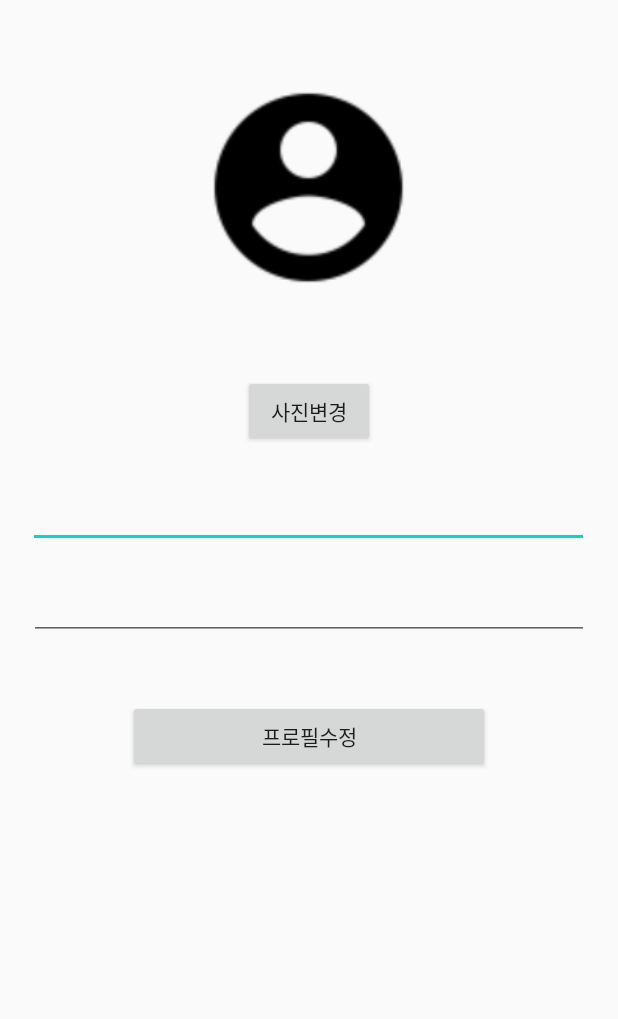
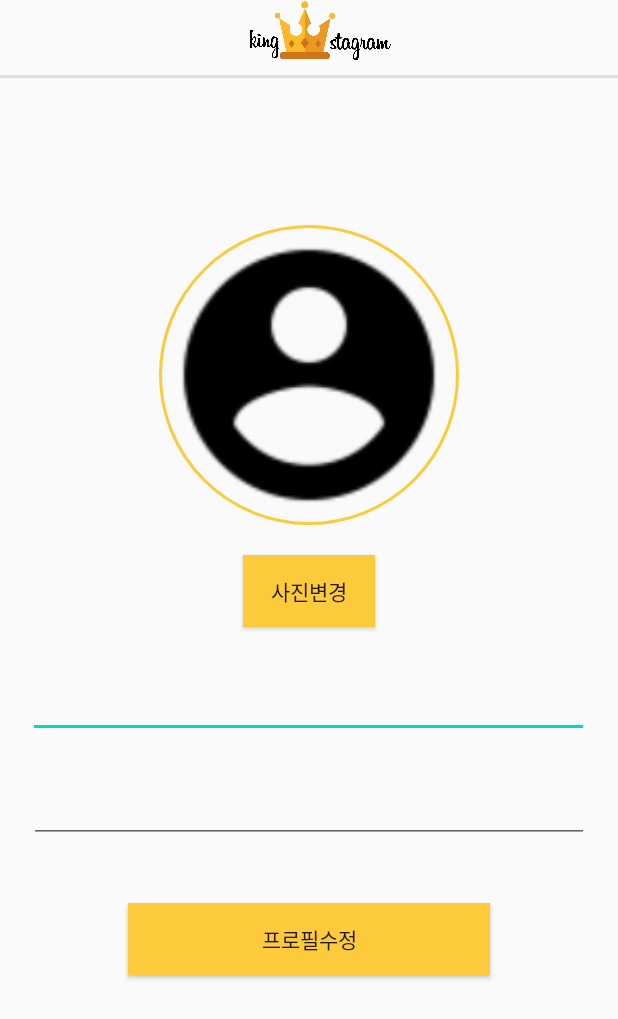
Before and after one commit to RendarCP/prj-Kingstagram, an Android app: the layout activity_edit__profile.xml on its own in the app's theme, with its tools: preview values and no code run, on a phone screen of 412 x 824 dp. Shown: the top 1019 px of the screen. Run offline under Robolectric (Android 15) with nearby library versions, the phone set to English and light mode, and no system bars.

Commit message:
xml수정

```diff
--- a/app/src/main/java/kr/ac/kpu/kingstagram/CameraActivity.kt
+++ b/app/src/main/java/kr/ac/kpu/kingstagram/CameraActivity.kt
@@ -161,6 +161,7 @@ class CameraActivity : AppCompatActivity() {
         val db = FirebaseFirestore.getInstance()
         var nickName = intent.getStringExtra("nickName")
         var email = intent.getStringExtra("email")
+        var uid = intent.getStringExtra("uid")
         if(filepath != null){
             loading()
             val imageUrl = filepath
@@ -179,7 +180,7 @@ class CameraActivity : AppCompatActivity() {
                     //Toast.makeText(this, "${downloadUri}", Toast.LENGTH_SHORT).show()
                     if(downloadUri != null){
                         val post = PostSchema(editContents.text.toString(), arrayListOf(editTag.text.toString()), 0,
-                            "${Firebase.auth?.currentUser?.uid}", "${nickName}", HashMap() ,"${downloadUri}", Timestamp(Date()), HashMap())
+                            "${uid}", "${nickName}", HashMap() ,"${downloadUri}", Timestamp(Date()), HashMap())
                         db.collection("posts")
                             .add(post)
                             .addOnSuccessListener {
--- a/app/src/main/res/layout/activity_edit__profile.xml
+++ b/app/src/main/res/layout/activity_edit__profile.xml
@@ -1,10 +1,36 @@
 <?xml version="1.0" encoding="utf-8"?>
-<androidx.constraintlayout.widget.ConstraintLayout xmlns:android="http://schemas.android.com/apk/res/android"
+<RelativeLayout xmlns:android="http://schemas.android.com/apk/res/android"
     xmlns:app="http://schemas.android.com/apk/res-auto"
     xmlns:tools="http://schemas.android.com/tools"
     android:layout_width="match_parent"
     android:layout_height="match_parent"
     tools:context=".EditProfileActivity">
+    <androidx.appcompat.widget.Toolbar
+        android:id="@+id/my_toolbar"
+        android:layout_width="match_parent"
+        android:layout_height="50dp">
+        <RelativeLayout
+            android:layout_width="match_parent"
+            android:layout_height="match_parent">
+            <ImageView
+                android:layout_width="match_parent"
+                android:layout_height="wrap_content"
+                android:src="@drawable/kingstagram_logo"/>
+        </RelativeLayout>
+    </androidx.appcompat.widget.Toolbar>
+    <LinearLayout
+        android:id="@+id/toolbar_division"
+        android:orientation="horizontal"
+        android:background="@color/colorDivision"
+        android:layout_below="@id/my_toolbar"
+        android:layout_width="match_parent"
+        android:layout_height="2dp">
+    </LinearLayout>
+    <FrameLayout
+        android:id="@+id/main_content"
+        android:layout_width="match_parent"
+        android:layout_below="@id/toolbar_division"
+        android:layout_height="match_parent"></FrameLayout>
 
     <LinearLayout
         android:id="@+id/profile_layout"
@@ -12,28 +38,32 @@
         android:layout_height="match_parent"
         android:orientation="vertical">
 
-        <ImageView
-            android:id="@+id/btnProfile1"
-            android:layout_width="150dp"
-            android:layout_height="150dp"
+
+        <de.hdodenhof.circleimageview.CircleImageView
+            xmlns:app="http://schemas.android.com/apk/res-auto"
+            android:id="@+id/profile_image"
+            android:layout_marginTop="150dp"
+            android:layout_marginBottom="20dp"
+            android:layout_width="200dp"
+            android:layout_height="200dp"
             android:layout_gravity="center"
-            android:layout_marginTop="50dp"
-            android:layout_marginBottom="50dp"
             android:src="@drawable/account_iv_profile"
-            tools:ignore="MissingClass" />
+            app:civ_border_width="2dp"
+            app:civ_border_color="#FCCA3A"/>
 
         <Button
             android:id="@+id/button"
             android:layout_width="wrap_content"
             android:layout_height="wrap_content"
             android:layout_gravity="center"
+            android:background="#FCCA3A"
             android:gravity="center"
             android:text="사진변경" />
 
         <EditText
             android:id="@+id/edittextPersonName"
             android:layout_width="374dp"
-            android:layout_height="43dp"
+            android:layout_height="50dp"
             android:layout_gravity="center"
             android:layout_marginTop="24dp"
             android:layout_marginBottom="20dp"
@@ -45,7 +75,7 @@
         <EditText
             android:id="@+id/editTextNickName"
             android:layout_width="373dp"
-            android:layout_height="41dp"
+            android:layout_height="50dp"
             android:layout_gravity="center"
             android:ems="10"
             android:inputType="textPersonName"
@@ -58,8 +88,9 @@
             android:layout_gravity="center"
             android:layout_marginTop="40dp"
             android:layout_marginBottom="40dp"
+            android:background="#FCCA3A"
             android:text="프로필수정" />
 
     </LinearLayout>
 
-</androidx.constraintlayout.widget.ConstraintLayout>
+</RelativeLayout>
--- a/app/src/main/res/layout/activity_sign_up.xml
+++ b/app/src/main/res/layout/activity_sign_up.xml
@@ -105,9 +105,4 @@
         android:layout_height="wrap_content"
         android:text="개인정보로 가입하기" />
 
-    <com.google.android.gms.common.SignInButton
-        android:id="@+id/GoogleSignIn"
-        android:layout_width="match_parent"
-        android:layout_height="wrap_content"
-        android:layout_marginTop="10dp" />
 </LinearLayout>
--- a/app/src/main/res/layout/fragment_user.xml
+++ b/app/src/main/res/layout/fragment_user.xml
@@ -19,6 +19,7 @@
             android:layout_width="100dp"
             android:layout_height="100dp"
             android:contentDescription="TODO"
+            android:background="@drawable/roundcorner"
             android:src="@drawable/account_iv_profile" />
 
         <Button
```
Also changed, not shown: app/src/main/java/kr/ac/kpu/kingstagram/EditProfileActivity.kt (+4 -4 lines), app/src/main/res/drawable/roundcorner.xml (added, +9 -0 lines), app/src/main/res/layout/activity_camera.xml (+8 -5 lines).
